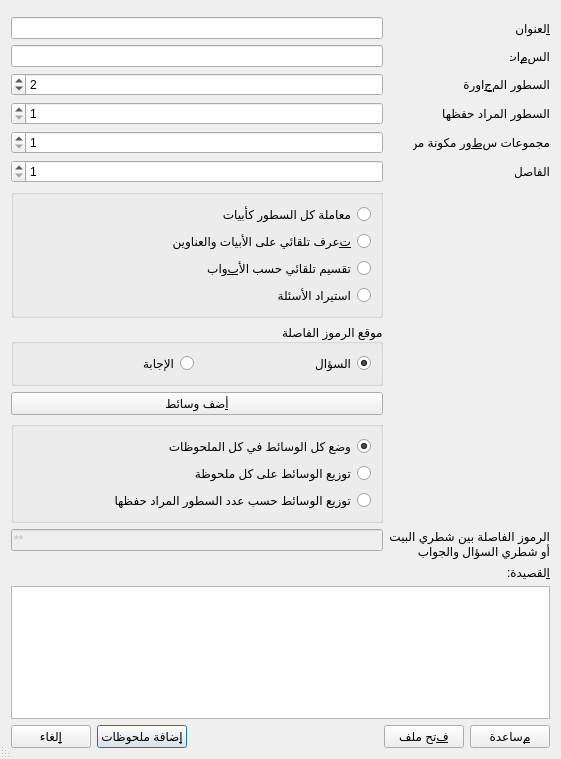
The window that designer/import_dialog.ui (Bakr-Ali/AnkiLPCG) describes before a commit, drawn with Qt 5.
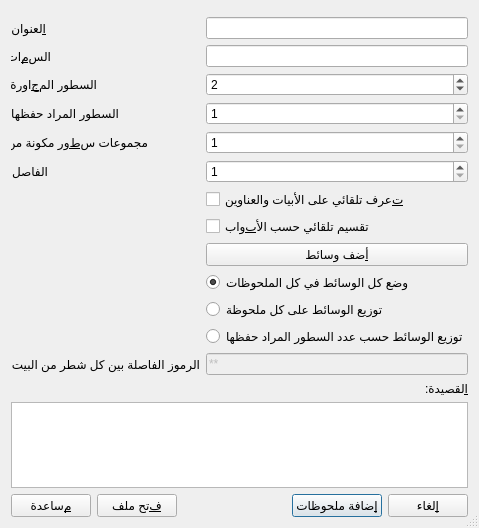
The same window after the commit.

Commit message:
Revert "A new import mode for questions"
This reverts commit cb86952feb8c866308d9806edb0c20fb282ca92e.

Question importing is better handled in a separate add-on.

What changed in the file:
```diff
--- a/designer/import_dialog.ui
+++ b/designer/import_dialog.ui
@@ -6,16 +6,13 @@
    <rect>
     <x>0</x>
     <y>0</y>
-    <width>561</width>
-    <height>759</height>
+    <width>450</width>
+    <height>528</height>
    </rect>
   </property>
   <property name="windowTitle">
    <string>ARLPCG – مستورد المنظومات والقصائد</string>
   </property>
-  <property name="layoutDirection">
-   <enum>Qt::RightToLeft</enum>
-  </property>
   <property name="sizeGripEnabled">
    <bool>true</bool>
   </property>
@@ -145,105 +142,17 @@
       </widget>
      </item>
      <item row="10" column="1">
-      <widget class="QGroupBox" name="importModeButtonGroup">
-       <property name="title">
-        <string/>
-       </property>
-       <layout class="QVBoxLayout" name="verticalLayout">
-        <item>
-         <widget class="QRadioButton" name="customRadioButton">
-          <property name="text">
-           <string>معاملة كل السطور كأبيات</string>
-          </property>
-          <property name="autoExclusive">
-           <bool>true</bool>
-          </property>
-         </widget>
-        </item>
-        <item>
-         <widget class="QRadioButton" name="automaticRadioButton">
+     <widget class="QCheckBox" name="automaticCheckBox">
           <property name="text">
            <string>&amp;تعرف تلقائي على الأبيات والعناوين</string>
           </property>
-          <property name="autoExclusive">
-           <bool>true</bool>
-          </property>
-         </widget>
-        </item>
-        <item>
-         <widget class="QRadioButton" name="bySectionRadioButton">
-          <property name="text">
-           <string>تقسيم تلقائي حسب الأ&amp;بواب</string>
-          </property>
-          <property name="autoExclusive">
-           <bool>true</bool>
-          </property>
-         </widget>
-        </item>
-        <item>
-         <widget class="QRadioButton" name="importQuestionsRadioButton">
-          <property name="text">
-           <string>استيراد الأسئلة</string>
-          </property>
-          <property name="autoExclusive">
-           <bool>true</bool>
-          </property>
-         </widget>
-        </item>
-       </layout>
       </widget>
      </item>
      <item row="11" column="1">
-      <widget class="QGroupBox" name="questionPairGroup">
-       <property name="enabled">
-        <bool>true</bool>
-       </property>
-       <property name="sizePolicy">
-        <sizepolicy hsizetype="Preferred" vsizetype="Preferred">
-         <horstretch>0</horstretch>
-         <verstretch>0</verstretch>
-        </sizepolicy>
-       </property>
-       <property name="minimumSize">
-        <size>
-         <width>0</width>
-         <height>60</height>
-        </size>
-       </property>
-       <property name="title">
-        <string>موقع الرموز الفاصلة</string>
-       </property>
-       <layout class="QHBoxLayout" name="horizontalLayout_2">
-        <item>
-         <widget class="QRadioButton" name="questionSeparatorRadioButton">
-          <property name="sizePolicy">
-           <sizepolicy hsizetype="Minimum" vsizetype="Minimum">
-            <horstretch>0</horstretch>
-            <verstretch>0</verstretch>
-           </sizepolicy>
-          </property>
+     <widget class="QCheckBox" name="bySectionCheckBox">
           <property name="text">
-           <string>السؤال</string>
-          </property>
-          <property name="checked">
-           <bool>true</bool>
-          </property>
-         </widget>
-        </item>
-        <item>
-         <widget class="QRadioButton" name="answerSeperatorRadioButton">
-          <property name="sizePolicy">
-           <sizepolicy hsizetype="Minimum" vsizetype="Minimum">
-            <horstretch>0</horstretch>
-            <verstretch>0</verstretch>
-           </sizepolicy>
-          </property>
-          <property name="text">
-           <string>الإجابة</string>
-          </property>
-         </widget>
-        </item>
-       </layout>
+         <string>تقسيم تلقائي حسب الأ&amp;بواب</string>
+        </property>
       </widget>
      </item>
      <item row="12" column="1">
@@ -254,12 +163,6 @@
       </widget>
      </item>
      <item row="13" column="1">
-      <widget class="QGroupBox" name="MediaImportButtonGroup">
-       <property name="title">
-        <string/>
-       </property>
-       <layout class="QVBoxLayout" name="verticalLayout_3">
-        <item>
          <widget class="QRadioButton" name="MediaInAllNotesRadioButton">
           <property name="text">
            <string>وضع كل الوسائط في كل الملحوظات</string>
@@ -269,38 +172,28 @@
           </property>
          </widget>
         </item>
-        <item>
+   <item row="14" column="1">
          <widget class="QRadioButton" name="MediaByNoteRadioButton">
           <property name="text">
            <string>توزيع الوسائط على كل ملحوظة</string>
           </property>
          </widget>
         </item>
-        <item>
+   <item row="15" column="1">
          <widget class="QRadioButton" name="MediaByReciteLinesRadioButton">
           <property name="text">
            <string>توزيع الوسائط حسب عدد السطور المراد حفظها</string>
           </property>
          </widget>
         </item>
-       </layout>
-      </widget>
-     </item>
-     <item row="14" column="0">
+   <item row="16" column="0">
       <widget class="QLabel" name="caesuraLabel">
        <property name="text">
-        <string>الرموز الفاصلة بين شطري البيت
-أو شطري السؤال والجواب</string>
-       </property>
-       <property name="wordWrap">
-        <bool>true</bool>
-       </property>
-       <property name="margin">
-        <number>2</number>
+         <string>الرموز الفاصلة بين كل شطر من البيت</string>
        </property>
       </widget>
      </item>
-     <item row="14" column="1">
+   <item row="16" column="1">
       <widget class="QLineEdit" name="caesura">
        <property name="enabled">
         <bool>false</bool>
@@ -323,14 +216,7 @@
     </widget>
    </item>
    <item>
-    <widget class="QPlainTextEdit" name="textBox">
-     <property name="sizePolicy">
-      <sizepolicy hsizetype="Expanding" vsizetype="Expanding">
-       <horstretch>0</horstretch>
-       <verstretch>0</verstretch>
-      </sizepolicy>
-     </property>
-    </widget>
+    <widget class="QPlainTextEdit" name="textBox"/>
    </item>
    <item>
     <layout class="QHBoxLayout" name="horizontalLayout">
```
Left out of the diff: 6 changed lines with no effect on the pictures. Lines whose indentation alone changed are shown as unchanged. The commit also changes 3 other files.
